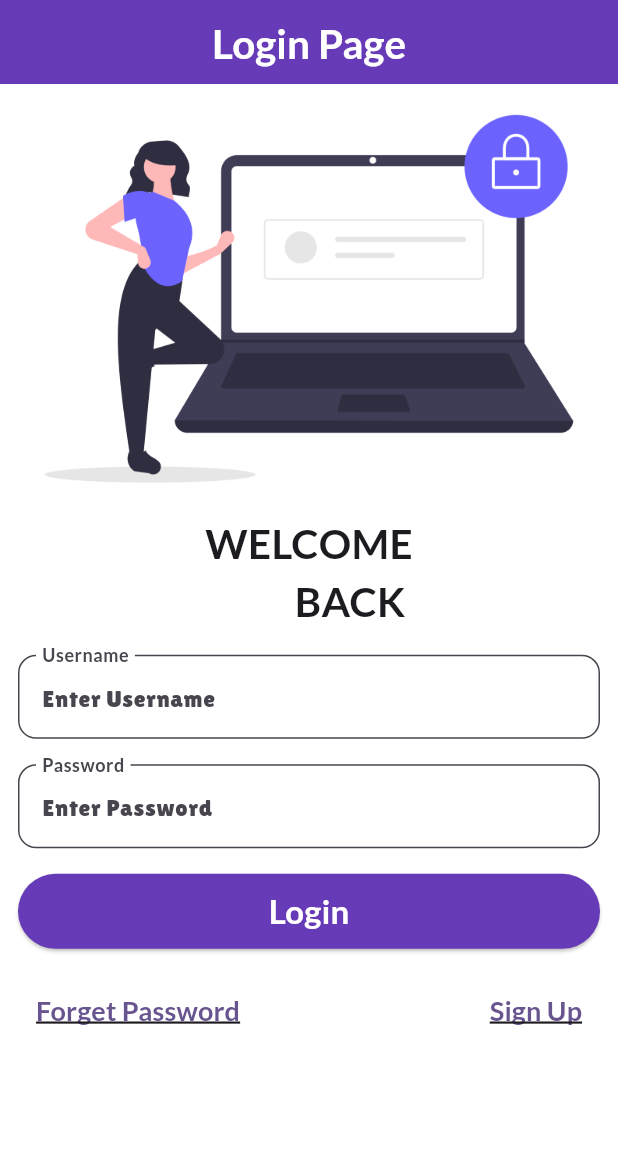
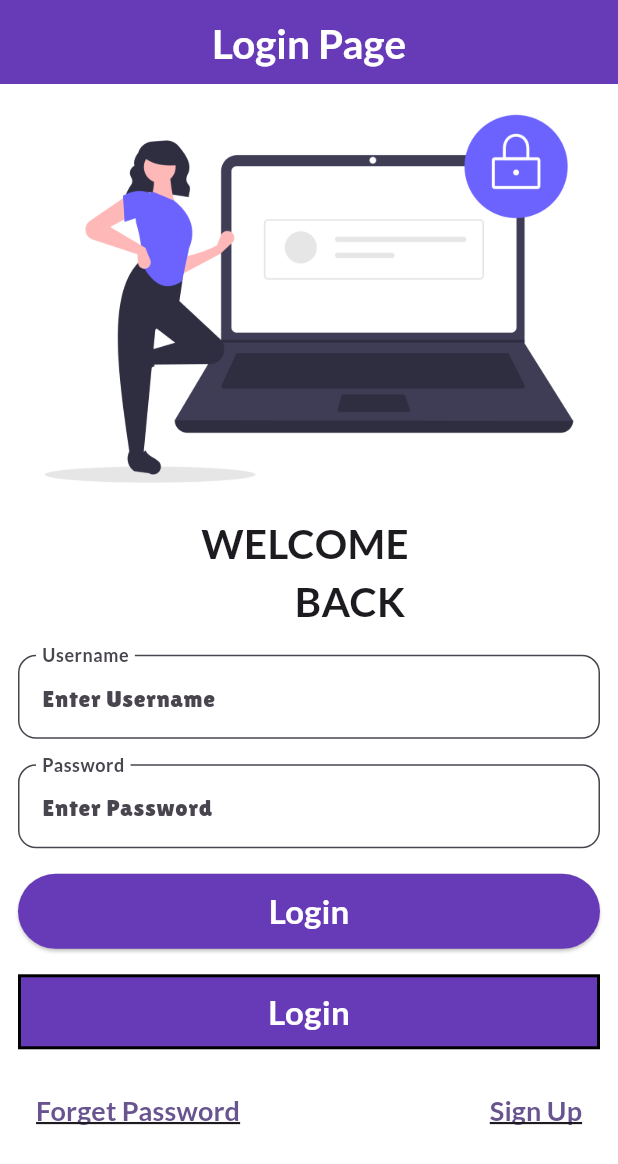
Before and after one commit to SethRitikCoder/practice_and_learning, a Flutter app: the screen it shows after launch, on a phone screen of 412 x 824 dp. Shown: the top 1164 px of the screen. Run offline on Flutter 3.47's test engine with Material 3 defaults, Android fonts, the phone set to English and light mode, and no system bars; our stand-ins replace google_fonts.

Commit message:
add a container button with animated container and commontoast msg add home page and use futuer on tap

```diff
--- a/lib/pages/loginpage.dart
+++ b/lib/pages/loginpage.dart
@@ -1,6 +1,7 @@
 import 'package:flutter/material.dart';
 import 'package:google_fonts/google_fonts.dart';
 import 'package:make_app/pages/homepage.dart';
+import 'package:make_app/ulities/commontoast.dart';
 
 class MyLoginPage extends StatefulWidget {
   const MyLoginPage({super.key});
@@ -10,6 +11,10 @@ class MyLoginPage extends StatefulWidget {
 }
 
 class _MyLoginPageState extends State<MyLoginPage> {
+  String name = "";
+  bool changeButton = false;
+  TextEditingController userController = TextEditingController();
+  TextEditingController passController = TextEditingController();
   @override
   Widget build(BuildContext context) {
     return Scaffold(
@@ -32,7 +37,7 @@ class _MyLoginPageState extends State<MyLoginPage> {
           children: [
             Image.asset("lib/images/login_image.png", fit: BoxFit.cover),
             Text(
-              "WELCOME",
+              "WELCOME $name",
               style: TextStyle(
                 fontSize: 27,
                 fontWeight: FontWeight.bold,
@@ -53,6 +58,12 @@ class _MyLoginPageState extends State<MyLoginPage> {
               child: Column(
                 children: [
                   TextFormField(
+                    controller: userController,
+                    onChanged: (value) {
+                      setState(() {
+                        name = value;
+                      });
+                    },
                     decoration: InputDecoration(
                       labelText: "Username",
                       labelStyle: TextStyle(fontWeight: FontWeight.bold),
@@ -71,6 +82,7 @@ class _MyLoginPageState extends State<MyLoginPage> {
                   ),
                   SizedBox(height: 17),
                   TextFormField(
+                    controller: passController,
                     obscureText: true,
                     decoration: InputDecoration(
                       labelText: "Password",
@@ -96,8 +108,29 @@ class _MyLoginPageState extends State<MyLoginPage> {
                       backgroundColor: Colors.deepPurple,
                     ),
                     onPressed: () {
-                      Navigator.pushNamed(context, "home");
+                      if (userController.text.trim().isEmpty) {
+                        commonToast(
+                          context,
+                          "Please EnterUsername",
+                          bgcolor: Colors.red.shade200,
+                        );
+                      } else if (passController.text.trim().isEmpty) {
+                        commonToast(
+                          context,
+                          "Please Enter Password",
+                          bgcolor: Colors.red.shade200,
+                          durvalue: 4,
+                        );
+                      } else {
+                        commonToast(
+                          context,
+                          "Login Succesfull",
+                          bgcolor: Colors.green.shade200,
+                        );
+                        Navigator.pushNamed(context, "home");
+                      }
                     },
+
                     child: Text(
                       "Login",
                       style: TextStyle(
@@ -105,6 +138,38 @@ class _MyLoginPageState extends State<MyLoginPage> {
                         color: Colors.white,
                         fontWeight: FontWeight.bold,
                       ),
+                    ),
+                  ),
+                  SizedBox(height: 17),
+                  InkWell(
+                    onTap: () async {
+                      changeButton = true;
+                      setState(() {});
+                      await Future.delayed(Duration(seconds: 2));
+                      Navigator.pushNamed(context, "home");
+                    },
+                    child: AnimatedContainer(
+                      duration: Duration(seconds: 2),
+                      width: changeButton ? 50 : 400,
+                      height: 50,
+                      alignment: Alignment.center,
+                      decoration: BoxDecoration(
+                        color: Colors.deepPurple,
+                        border: BoxBorder.all(width: 2),
+                        shape: changeButton
+                            ? BoxShape.circle
+                            : BoxShape.rectangle,
+                      ),
+                      child: changeButton
+                          ? Icon(Icons.done, color: Colors.white)
+                          : Text(
+                              "Login",
+                              style: TextStyle(
+                                fontSize: 22,
+                                fontWeight: FontWeight.bold,
+                                color: Colors.white,
+                              ),
+                            ),
                     ),
                   ),
 
--- /dev/null
+++ b/lib/ulities/commontoast.dart
@@ -0,0 +1,16 @@
+import 'package:flutter/material.dart';
+
+commonToast(
+  BuildContext context,
+  String message, {
+  Color? bgcolor,
+  int durvalue = 3,
+}) {
+  return ScaffoldMessenger.of(context).showSnackBar(
+    SnackBar(
+      content: Text(message),
+      backgroundColor: bgcolor ?? Colors.transparent,
+      duration: Duration(seconds: durvalue),
+    ),
+  );
+}
```
